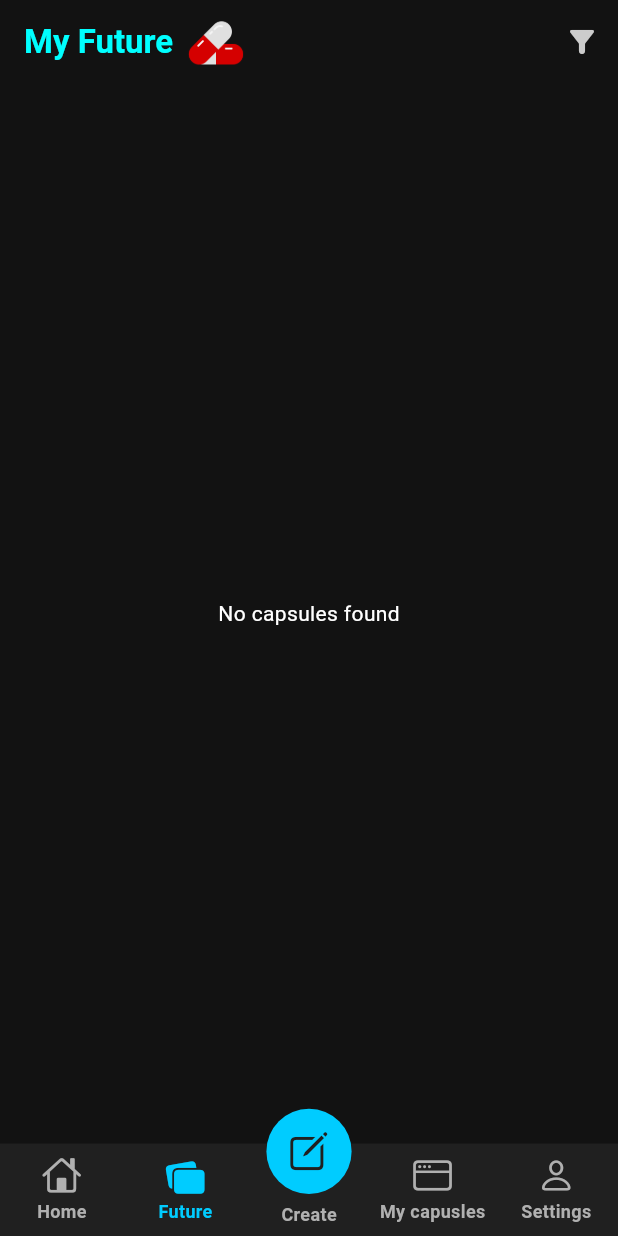
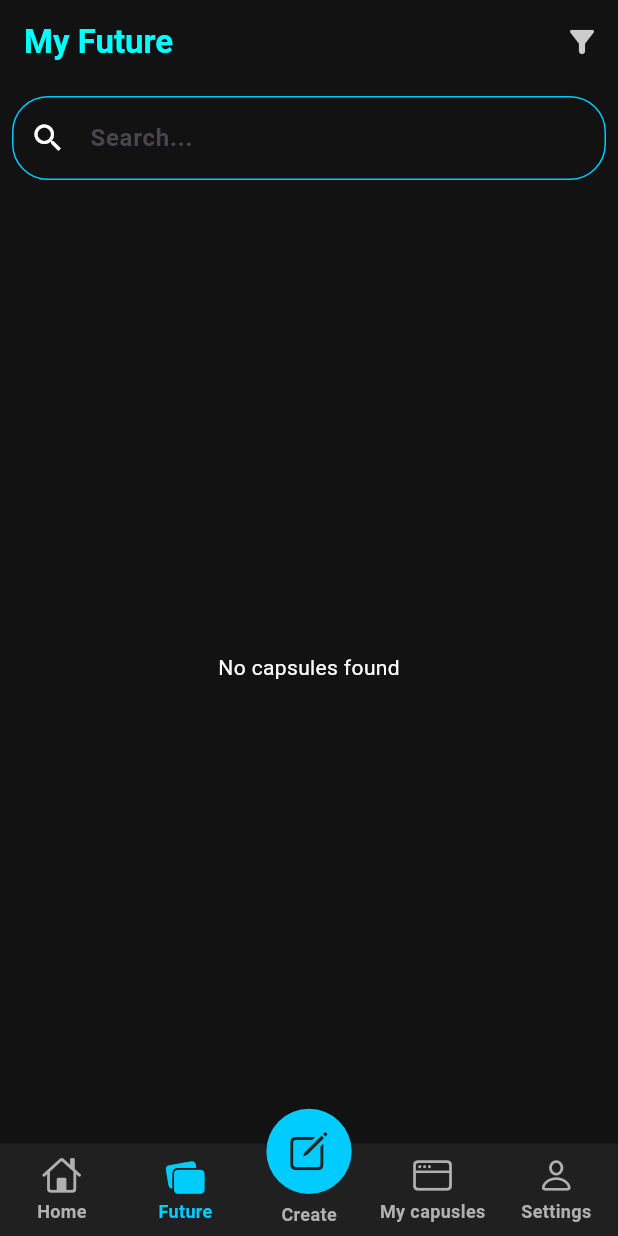
Before and after one commit to MukundVarsani/future-capsule, a Flutter app: the screen it shows once a user with an empty profile is signed in, item 2 of the bottom bar chosen, on a phone screen of 412 x 824 dp. Run offline on Flutter 3.47's test engine with Material 3 defaults, Android fonts, the phone set to English and light mode, and no system bars; drawn by our look-alikes of persistent_bottom_nav_bar; our stand-ins replace cached_network_image, carousel_slider, cloud_firestore, firebase_auth, firebase_core, firebase_messaging and 8 more; missing offline and left inert: video_compress; accounts and stored records are empty; project files that could hold a hidden picture were left out.

Commit message:
add Search featur in My Future screen

```diff
--- a/lib/screens/my_futures/my_future_capusles.dart
+++ b/lib/screens/my_futures/my_future_capusles.dart
@@ -1,10 +1,10 @@
 import 'package:flutter/material.dart';
 import 'package:future_capsule/core/constants/colors.dart';
-import 'package:future_capsule/core/images/images.dart';
 import 'package:future_capsule/core/widgets/shimmer_effect/user_tile_shimmer.dart';
 import 'package:future_capsule/data/controllers/recipients.controller.dart';
 import 'package:future_capsule/data/models/capsule_modal.dart';
 import 'package:future_capsule/data/models/user_modal.dart';
+import 'package:future_capsule/screens/my_futures/animation.dart';
 import 'package:future_capsule/screens/my_futures/my_future_capsule_view.dart';
 import 'package:future_capsule/screens/my_futures/my_future_tile.dart';
 import 'package:get/get.dart';
@@ -21,31 +21,35 @@ class _MyFutureCapsulesState extends State<MyFutureCapsules> {
   final RecipientController _recipientController =
       Get.put(RecipientController());
 
+  String? searchKeyword;
+  late final Stream<Map<String, List<Map<String, dynamic>>>>
+      sharedCapsulesStream;
+  final TextEditingController _searchController = TextEditingController();
+
   @override
   void initState() {
     super.initState();
     // Start listening to the stream
-    _recipientController.fetchSharedCapsulesWithUsersOPTStream().listen((data) {
-      setState(() {}); // Update UI whenever new data is received
-    });
+    sharedCapsulesStream =
+        _recipientController.fetchSharedCapsulesWithUsersOPTStream();
   }
 
   @override
   Widget build(BuildContext context) {
-    return Scaffold(
+    return GestureDetector(
+      onTap: () => searchKeyword,
+      child: Scaffold(
           backgroundColor: AppColors.dDeepBackground,
           appBar: AppBar(
             automaticallyImplyLeading: false,
             backgroundColor: AppColors.dDeepBackground,
-        title: Row(
+            title: const Row(
               children: [
-            const Text(
+                Text(
                   "My Future",
                   style: TextStyle(
                       color: AppColors.dNeonCyan, fontWeight: FontWeight.w700),
                 ),
-            const SizedBox(width: 8),
-            Image.asset(AppImages.capsules, height: 40),
               ],
             ),
             actions: [
@@ -56,30 +60,84 @@ class _MyFutureCapsulesState extends State<MyFutureCapsules> {
               ),
             ],
           ),
-      body: StreamBuilder<Map<String, List<Map<String, dynamic>>>>(
-        stream: _recipientController.fetchSharedCapsulesWithUsersOPTStream(),
+          body: Column(
+            children: [
+              Padding(
+                padding: const EdgeInsets.all(8.0),
+                child: TextField(
+                  controller: _searchController,
+                  style: const TextStyle(
+                      color: AppColors.kWhiteColor,
+                      fontWeight: FontWeight.w600),
+                  cursorColor: AppColors.dActiveColorPrimary,
+                  decoration: InputDecoration(
+                    prefixIcon: const Icon(Icons.search),
+                    prefixIconColor: AppColors.kWhiteColor,
+                    hintText: 'Search...',
+                    border: OutlineInputBorder(
+                        borderRadius: BorderRadius.circular(24),
+                        borderSide: const BorderSide(
+                            color: AppColors.dActiveColorPrimary)),
+                    focusedBorder: OutlineInputBorder(
+                        borderRadius: BorderRadius.circular(24),
+                        borderSide: const BorderSide(
+                            color: AppColors.dActiveColorPrimary)),
+                    enabledBorder: OutlineInputBorder(
+                        borderRadius: BorderRadius.circular(24),
+                        borderSide: const BorderSide(
+                            color: AppColors.dActiveColorPrimary)),
+                  ),
+                  onChanged: (value) {
+                    setState(() {
+                      searchKeyword = value;
+                    });
+                  },
+                ),
+              ),
+              Expanded(
+                child: StreamBuilder<Map<String, List<Map<String, dynamic>>>>(
+                  stream: sharedCapsulesStream,
                   builder: (context, snapshot) {
                     if (snapshot.connectionState == ConnectionState.waiting) {
                       return ListView.builder(
-                itemCount: 5, itemBuilder: (c, i) => const UserTileShimmer());
+                          itemCount: 5,
+                          itemBuilder: (c, i) => const UserTileShimmer());
                     }
 
                     if (!snapshot.hasData || snapshot.data!.isEmpty) {
                       return const Center(
                         child: Text("No capsules found",
-                    style: TextStyle(color: Colors.white)));
+                            style: TextStyle(color: Colors.white)),
+                      );
                     }
 
                     final myFuture = snapshot.data!;
                     final userList = _recipientController.myFutureUserList;
+                    final filteredUserList =
+                        searchKeyword != null && searchKeyword!.isNotEmpty
+                            ? userList
+                                .where((user) => user.name
+                                    .toLowerCase()
+                                    .contains(searchKeyword!.toLowerCase()))
+                                .toList()
+                            : userList;
+
+                    if (filteredUserList.isEmpty) {
+                      return const Center(
+                        child: Text("No matching users found",
+                            style: TextStyle(color: Colors.white)),
+                      );
+                    }
 
                     return ListView.builder(
-            itemCount: userList.length,
+                      itemCount: filteredUserList.length,
                       itemBuilder: (context, index) {
-              final UserModel user = userList[index];
+                        final UserModel user = filteredUserList[index];
                         final userCapsules = myFuture[user.userId] ?? [];
 
-              if (userCapsules.isEmpty) return const SizedBox.shrink();
+                        if (userCapsules.isEmpty) {
+                          return const SizedBox.shrink();
+                        }
 
                         final List<CapsuleModel> capsules = userCapsules
                             .map((cap) => CapsuleModel.fromJson(
@@ -90,21 +148,35 @@ class _MyFutureCapsulesState extends State<MyFutureCapsules> {
                             .map((data) => data['sharedDate'].toString())
                             .toList();
 
-              return GestureDetector(
+                        return ManualAnimatedUserTile(
+                          index: index,
+                          child: GestureDetector(
                             onTap: () {
+
                               Get.to(() => MyFutureCapsuleView(
-                      capsules: capsules, user: user, date: dateList));
+                                  capsules: capsules,
+                                  user: user,
+                                  date: dateList));
+                              searchKeyword = "";
+                              _searchController.value =
+                                  const TextEditingValue(text: "");
+                              FocusScope.of(context).unfocus();
+                              setState(() {});
                             },
                             child: MyFutureTile(
                               user: user,
                               lastDate: dateList.first.toDate()!,
                               capsule: capsules.first,
                             ),
+                          ),
                         );
                       },
                     );
                   },
                 ),
+              ),
+            ],
+          )),
     );
   }
 }
--- a/lib/screens/my_futures/my_future_users_capsules_card.dart
+++ b/lib/screens/my_futures/my_future_users_capsules_card.dart
@@ -53,7 +53,7 @@ class _MyFutureUsersCapsulesCardState extends State<MyFutureUsersCapsulesCard> {
                 ? ClipRRect(
                     borderRadius: BorderRadius.circular(8),
                     child: CachedNetworkImage(
-                      cacheKey: widget.capsule.capsuleId,
+                      cacheKey: widget.capsule.media[0].mediaId,
                       imageUrl: (widget.capsule.media.isNotEmpty &&
                               widget.capsule.media[0].thumbnail != null &&
                               widget.capsule.media[0].thumbnail!.isNotEmpty)
```
Also changed, not shown: lib/screens/my_futures/animation.dart (added, +68 -0 lines). Lines whose indentation alone changed are shown as unchanged.
